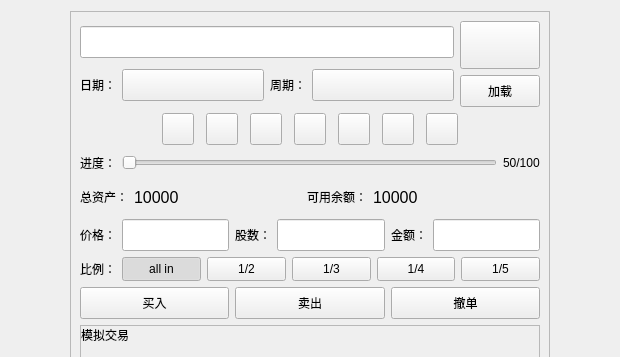
Old version of the form src/gui/qt_widgets/MComponents/review/ReviewWidget.ui in the repository Daydreamer-AI/KLineReview; both pictures show x 373 to 993 and y 0 to 357 of the 1366 by 768 pixel window.
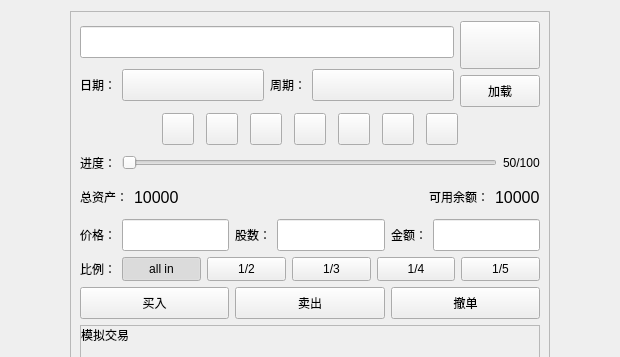
New version of the form. Custom widgets are drawn as their Qt base class.

What changed in the file:
```diff
--- a/src/gui/qt_widgets/MComponents/review/ReviewWidget.ui
+++ b/src/gui/qt_widgets/MComponents/review/ReviewWidget.ui
@@ -546,19 +546,6 @@
           </property>
          </widget>
         </item>
-        <item>
-         <spacer name="horizontalSpacer">
-          <property name="orientation">
-           <enum>Qt::Horizontal</enum>
-          </property>
-          <property name="sizeHint" stdset="0">
-           <size>
-            <width>40</width>
-            <height>20</height>
-           </size>
-          </property>
-         </spacer>
-        </item>
        </layout>
       </item>
       <item>
@@ -1009,6 +996,11 @@
    <extends>QPushButton</extends>
    <header location="global">button</header>
   </customwidget>
+  <customwidget>
+   <class>BodyLabel</class>
+   <extends>QLabel</extends>
+   <header>label</header>
+  </customwidget>
  </customwidgets>
  <resources>
   <include location="../../../../resources/resources.qrc"/>
```
Left out of the diff: 26 changed lines with no effect on the pictures.
